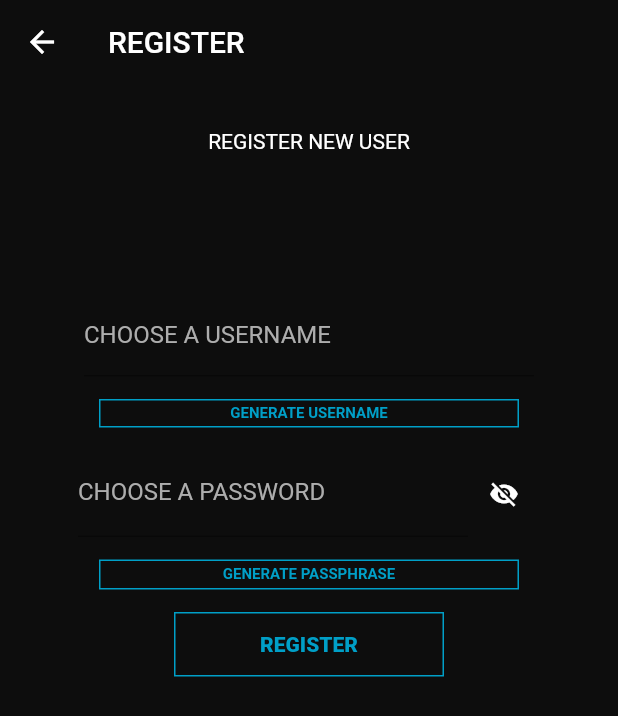
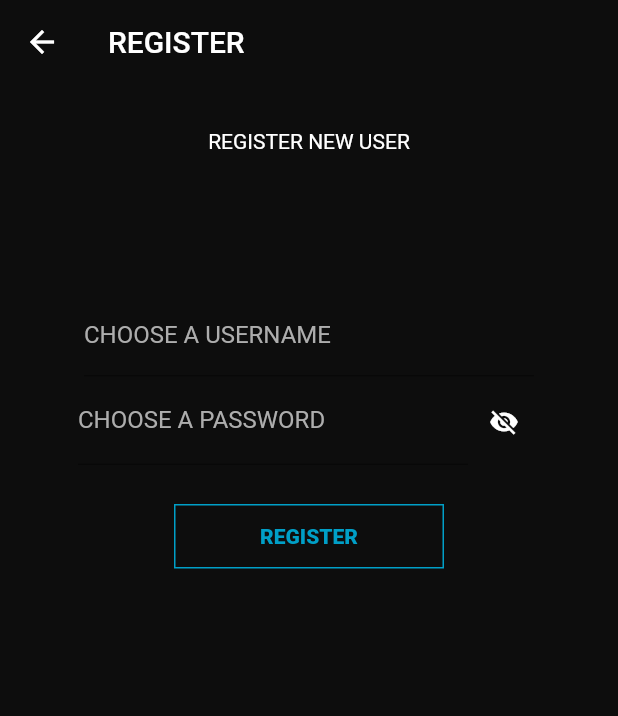
Before and after one commit to kaciyn/aulare, a Flutter app: the RegistrationPage screen opened by its route, on a phone screen of 412 x 824 dp. Shown: the top 716 px of the screen. Run offline on Flutter 3.47's test engine with Material 2 defaults, Android fonts, the phone set to English and light mode, and no system bars; our stand-ins replace bloc, cloud_firestore, equatable, firebase_auth, firebase_core, firebase_storage and 5 more; missing offline and left inert: passwd_gen, rubber, username_gen; accounts and stored records are empty.

Commit message:
Formatted registration form a bit to match the no-hints layout a bit better+bettered the registration error throwing but only a little

```diff
--- a/lib/utilities/exceptions.dart
+++ b/lib/utilities/exceptions.dart
@@ -46,7 +46,11 @@ class ConversationContactNotFoundException extends AulareException {
       'Conversation has no contact! Something has gone terribly wrong in the db because this literally cannot happen';
 }
 
-// class hm
+class MiscRegistrationException extends AulareException {
+  @override
+  String errorMessage() =>
+      "Otherwise uncaught authentication exception happened. We just don't know";
+}
 
 //borrowed wholesale from the bloc tut
 /// {@template sign_up_with_username_and_password_failure}
--- a/lib/views/authentication/bloc/authentication_provider.dart
+++ b/lib/views/authentication/bloc/authentication_provider.dart
@@ -59,13 +59,11 @@ class AuthenticationProvider extends BaseAuthenticationProvider {
       await firebaseAuth.createUserWithEmailAndPassword(
           email: mockEmail, password: password);
     } on firebase.FirebaseAuthException catch (e) {
-      if (e.code == 'weak-password') {
-        throw 'The password provided is too weak.';
-      } else if (e.code == 'email-already-in-use') {
-        throw 'The account already exists for that email.';
+      if (e.code != '') {
+        throw SignUpWithUsernameAndPasswordFailure.fromCode(e.code);
       }
     } catch (e) {
-      rethrow;
+      throw MiscRegistrationException();
     }
   }
 
--- a/lib/views/contacts/components/contact_row.dart
+++ b/lib/views/contacts/components/contact_row.dart
@@ -26,6 +26,7 @@ class ContactRow extends StatelessWidget {
                   contact.conversationId, contact),
               // contact: contact,
             ))),
+        child: AbsorbPointer(
           child: Column(
             crossAxisAlignment: CrossAxisAlignment.start,
             children: [
@@ -45,6 +46,7 @@ class ContactRow extends StatelessWidget {
                 color: Colors.black,
               )
             ],
+          ),
         ));
   }
 }
--- a/lib/views/messaging/components/message_input.dart
+++ b/lib/views/messaging/components/message_input.dart
@@ -29,6 +29,7 @@ class MessageInput extends StatelessWidget {
                 child: Row(children: [
                   Flexible(
                     child: TextField(
+                      keyboardType: TextInputType.multiline,
                       textInputAction: TextInputAction.go,
                       //can customise what key sends here i think, anyway you could set a toggle for enter to send/enter to newline
                       maxLines: null,
--- a/lib/views/registration/registration_form.dart
+++ b/lib/views/registration/registration_form.dart
@@ -55,7 +55,7 @@ class RegistrationForm extends StatelessWidget {
                 // Flexible(flex: 2, fit: FlexFit.loose, child:
                 PasswordInput(),
                 // ),
-                // const Padding(padding: EdgeInsets.all(12)),
+                const Padding(padding: EdgeInsets.all(12)),
                 // const ProgressIndicator(),
                 // const Flexible(
                 //     flex: 1, fit: FlexFit.loose, child:
@@ -81,9 +81,9 @@ class UsernameInput extends StatelessWidget {
     return BlocBuilder<RegistrationBloc, RegistrationState>(
       buildWhen: (previous, current) => previous.username != current.username,
       builder: (context, state) {
-        if (state is RandomUsernameGenerated) {
-          inputController.text = state.username.value;
-        }
+        // if (state is RandomUsernameGenerated) {
+        //   inputController.text = state.username.value;
+        // }
         return Column(
             mainAxisAlignment: MainAxisAlignment.start,
             crossAxisAlignment: CrossAxisAlignment.center,
@@ -127,26 +127,26 @@ class UsernameInput extends StatelessWidget {
               // fit: FlexFit.loose,
               // child:
 
-              TextButton(
-                  onPressed: () => context
-                      .read<RegistrationBloc>()
-                      .add(GenerateRandomUsername()),
-                  child: SizedBox(
-                      width: 300,
-                      height: 20,
-                      child: Container(
-                        alignment: Alignment.center,
-                        margin:
-                            const EdgeInsets.only(top: 1, right: 10, left: 10),
-                        decoration: BoxDecoration(
-                            border: Border.all(
-                                color: darkTheme.colorScheme.secondary)),
-                        child: Text('GENERATE USERNAME',
-                            style: TextStyle(
-                                fontSize: 10,
-                                color: darkTheme.colorScheme.secondary,
-                                fontWeight: FontWeight.w600)),
-                      ))),
+              // TextButton(
+              //     onPressed: () => context
+              //         .read<RegistrationBloc>()
+              //         .add(GenerateRandomUsername()),
+              //     child: SizedBox(
+              //         width: 300,
+              //         height: 20,
+              //         child: Container(
+              //           alignment: Alignment.center,
+              //           margin:
+              //               const EdgeInsets.only(top: 1, right: 10, left: 10),
+              //           decoration: BoxDecoration(
+              //               border: Border.all(
+              //                   color: darkTheme.colorScheme.secondary)),
+              //           child: Text('GENERATE USERNAME',
+              //               style: TextStyle(
+              //                   fontSize: 10,
+              //                   color: darkTheme.colorScheme.secondary,
+              //                   fontWeight: FontWeight.w600)),
+              //         ))),
               // )
             ]);
       },
@@ -228,33 +228,33 @@ class PasswordInput extends StatelessWidget {
             ),
             // ),
             //random username generation
-            TextButton(
-                onPressed: () => context
-                    .read<RegistrationBloc>()
-                    .add(GenerateRandomPassphrase()),
-                child: SizedBox(
-                    // width: MediaQuery.of(context).size.width * 0.8,
-                    // height: MediaQuery.of(context).size.height * 0.065,
-                    width: 280,
-                    height: 20,
-                    child: Container(
-                      alignment: Alignment.center,
-                      // margin:
-                      //     const EdgeInsets.only(top: 10, right: 10, left: 10),
-                      decoration: BoxDecoration(
-                          border: Border.all(
-                              color: darkTheme.colorScheme.secondary)),
-                      child: Text('GENERATE PASSPHRASE',
-                          style: TextStyle(
-                              fontSize: 10,
-                              color: darkTheme.colorScheme.secondary,
-                              fontWeight: FontWeight.w600)),
-                      // Text('PASSPHRASE',
-                      //     style: TextStyle(
-                      //         fontSize: 10,
-                      //         color: darkTheme.colorScheme.secondary,
-                      //         fontWeight: FontWeight.w600))
-                    )))
+            // TextButton(
+            //     onPressed: () => context
+            //         .read<RegistrationBloc>()
+            //         .add(GenerateRandomPassphrase()),
+            //     child: SizedBox(
+            //         // width: MediaQuery.of(context).size.width * 0.8,
+            //         // height: MediaQuery.of(context).size.height * 0.065,
+            //         width: 280,
+            //         height: 20,
+            //         child: Container(
+            //           alignment: Alignment.center,
+            //           // margin:
+            //           //     const EdgeInsets.only(top: 10, right: 10, left: 10),
+            //           decoration: BoxDecoration(
+            //               border: Border.all(
+            //                   color: darkTheme.colorScheme.secondary)),
+            //           child: Text('GENERATE PASSPHRASE',
+            //               style: TextStyle(
+            //                   fontSize: 10,
+            //                   color: darkTheme.colorScheme.secondary,
+            //                   fontWeight: FontWeight.w600)),
+            //           // Text('PASSPHRASE',
+            //           //     style: TextStyle(
+            //           //         fontSize: 10,
+            //           //         color: darkTheme.colorScheme.secondary,
+            //           //         fontWeight: FontWeight.w600))
+            //         )))
           ]);
     });
   }
@@ -309,27 +309,27 @@ class SecurityTips extends StatelessWidget {
     Text securityHint = const Text('');
     return BlocBuilder<RegistrationBloc, RegistrationState>(
         builder: (context, state) {
-      if (state is UsernameInputActive) {
-//make this fade in and out later
-        securityHint = const Text(
-            "Tip: Make sure your username can't be used to personally identify you. Try a random word from the dictionary instead of a variation on your name or existing username. Don't re-use an existing username.",
-            style: TextStyle(
-                height: 1.1,
-                color: CupertinoColors.lightBackgroundGray,
-                fontWeight: FontWeight.w300));
-      } else if (state is PasswordInputActive) {
-//make this fade in and out later
-        securityHint = const Text(
-//TODO later: Minimum password length: 10 characters
-//TODO later: passphrase generator
-            "Tip: Instead of using a difficult-to-remember password, try using a passphrase made up of several words. Don't re-use an existing password.",
-            style: TextStyle(
-                color: CupertinoColors.lightBackgroundGray,
-                fontWeight: FontWeight.w300));
-      } else {
-//make this fade in and out later
-        securityHint = const Text('REGISTER NEW USER');
-      }
+//       if (state is UsernameInputActive) {
+// //make this fade in and out later
+//         securityHint = const Text(
+//             "Tip: Make sure your username can't be used to personally identify you. Try a random word from the dictionary instead of a variation on your name or existing username. Don't re-use an existing username.",
+//             style: TextStyle(
+//                 height: 1.1,
+//                 color: CupertinoColors.lightBackgroundGray,
+//                 fontWeight: FontWeight.w300));
+//       } else if (state is PasswordInputActive) {
+// //make this fade in and out later
+//         securityHint = const Text(
+// //TODO later: Minimum password length: 10 characters
+// //TODO later: passphrase generator
+//             "Tip: Instead of using a difficult-to-remember password, try using a passphrase made up of several words. Don't re-use an existing password.",
+//             style: TextStyle(
+//                 color: CupertinoColors.lightBackgroundGray,
+//                 fontWeight: FontWeight.w300));
+//       } else {
+// //make this fade in and out later
+      securityHint = const Text('REGISTER NEW USER');
+      // }
       return securityHint;
     });
 // child: securityHint);
```
Lines whose indentation alone changed are shown as unchanged.
